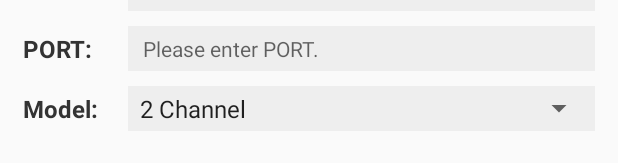
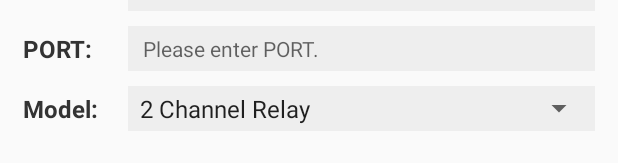
Before and after one commit to hzkincony/KBOX-Android-App, an Android app: the layout dialog_add.xml on its own in the app's theme, with its tools: preview values and no code run, on a phone screen of 412 x 824 dp. Shown: the part 139-302 px from the top of the screen. Run offline under Robolectric (Android 15) with nearby library versions, the phone set to English and light mode, and no system bars.

Commit message:
modify device type

```diff
--- a/app/src/main/res/values/arrays.xml
+++ b/app/src/main/res/values/arrays.xml
@@ -1,11 +1,12 @@
 <?xml version="1.0" encoding="utf-8"?>
 <resources>
     <string-array name="channel">
-        <item>2 Channel</item>
-        <item>4 Channel</item>
-        <item>8 Channel</item>
-        <item>16 Channel</item>
-        <item>32 Channel</item>
+        <item>2 Channel Relay</item>
+        <item>4 Channel Relay</item>
+        <item>8 Channel Relay</item>
+        <item>16 Channel Relay</item>
+        <item>32 Channel Relay</item>
+        <item>8 Channel Dimmer</item>
     </string-array>
 
 
```
Also changed, not shown: 1 other file.
